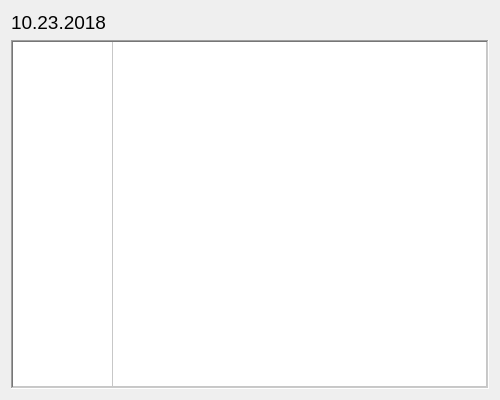
Before: the Qt Designer form Courcework_18-19/MedicineCards/widgetschedule.ui in MaksWellFine/OOP, drawn with Qt 5.
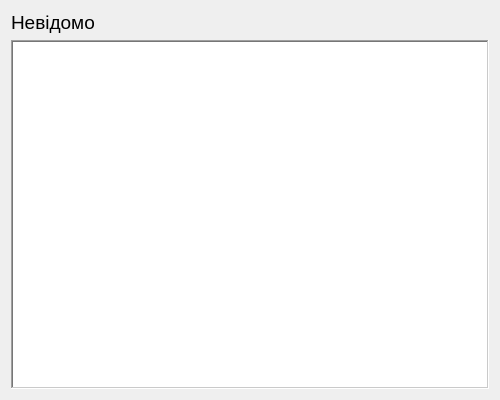
After: the same form once the commit is applied.

```diff
--- a/Courcework_18-19/MedicineCards/widgetschedule.ui
+++ b/Courcework_18-19/MedicineCards/widgetschedule.ui
@@ -32,7 +32,7 @@
       </font>
      </property>
      <property name="text">
-      <string>10.23.2018</string>
+      <string>Невідомо</string>
      </property>
     </widget>
    </item>
@@ -75,7 +75,7 @@
       <bool>false</bool>
      </property>
      <property name="rowCount">
-      <number>1</number>
+      <number>0</number>
      </property>
      <property name="columnCount">
       <number>2</number>
@@ -101,20 +101,21 @@
      <attribute name="verticalHeaderCascadingSectionResizes">
       <bool>true</bool>
      </attribute>
+     <attribute name="verticalHeaderDefaultSectionSize">
+      <number>25</number>
+     </attribute>
      <attribute name="verticalHeaderHighlightSections">
       <bool>true</bool>
      </attribute>
+     <attribute name="verticalHeaderMinimumSectionSize">
+      <number>25</number>
+     </attribute>
      <attribute name="verticalHeaderShowSortIndicator" stdset="0">
       <bool>false</bool>
      </attribute>
      <attribute name="verticalHeaderStretchLastSection">
       <bool>true</bool>
      </attribute>
-     <row>
-      <property name="text">
-       <string>1</string>
-      </property>
-     </row>
      <column>
       <property name="text">
        <string>Час прийому</string>
```
Left out of the diff: 7 changed lines with no effect on the pictures.
